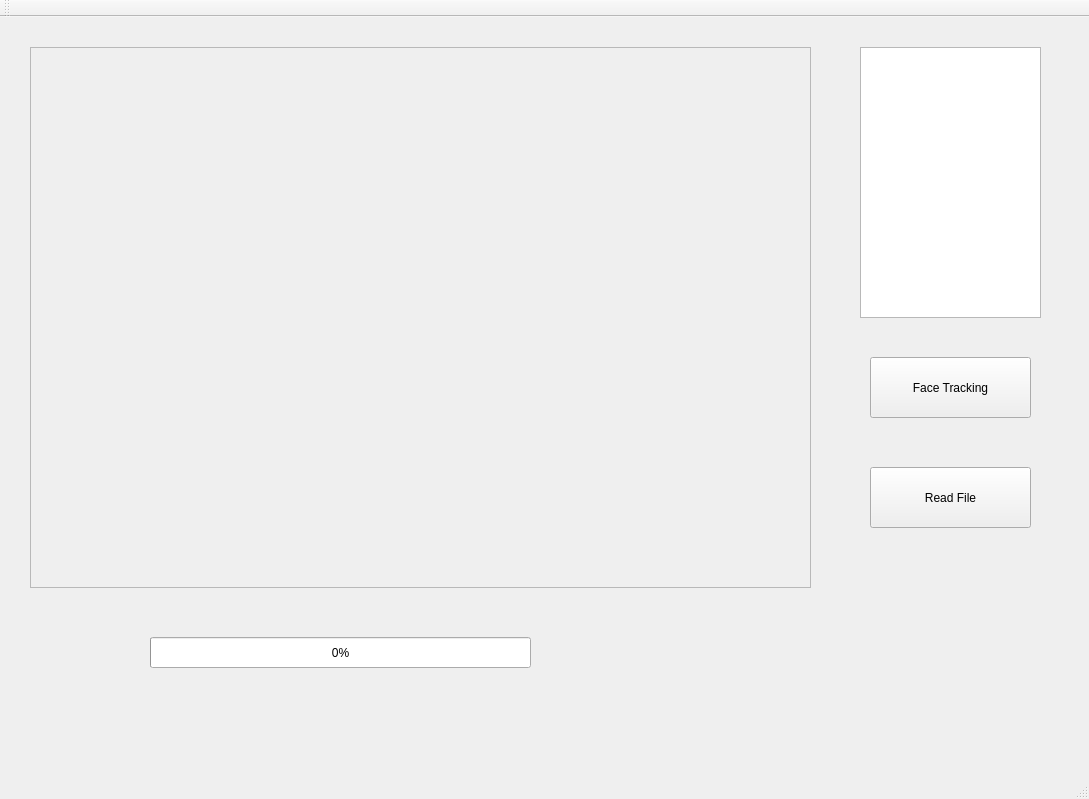
Qt form ImageViewer/mainwindow.ui (lawliet0823/ImageViewer) before a commit.
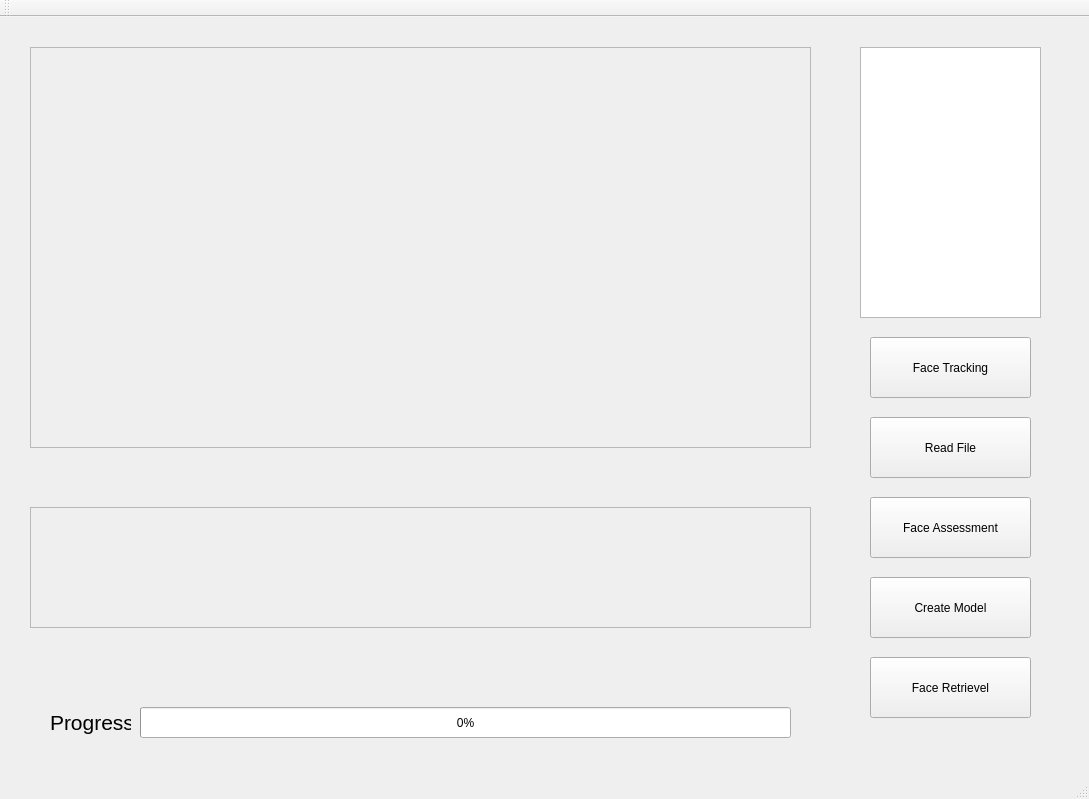
The same form after that commit.

Diff of the .ui file:
```diff
--- a/ImageViewer/mainwindow.ui
+++ b/ImageViewer/mainwindow.ui
@@ -20,7 +20,7 @@
       <x>30</x>
       <y>30</y>
       <width>781</width>
-      <height>541</height>
+      <height>401</height>
      </rect>
     </property>
     <property name="widgetResizable">
@@ -32,7 +32,7 @@
        <x>0</x>
        <y>0</y>
        <width>779</width>
-       <height>539</height>
+       <height>399</height>
       </rect>
      </property>
     </widget>
@@ -51,7 +51,7 @@
     <property name="geometry">
      <rect>
       <x>870</x>
-      <y>450</y>
+      <y>400</y>
       <width>161</width>
       <height>61</height>
      </rect>
@@ -64,7 +64,7 @@
     <property name="geometry">
      <rect>
       <x>870</x>
-      <y>340</y>
+      <y>320</y>
       <width>161</width>
       <height>61</height>
      </rect>
@@ -76,9 +76,9 @@
    <widget class="QProgressBar" name="progressBar">
     <property name="geometry">
      <rect>
-      <x>150</x>
-      <y>620</y>
-      <width>381</width>
+      <x>140</x>
+      <y>690</y>
+      <width>651</width>
       <height>31</height>
      </rect>
     </property>
@@ -86,6 +86,86 @@
      <number>0</number>
     </property>
    </widget>
+   <widget class="QPushButton" name="btnFaceSelect">
+    <property name="geometry">
+     <rect>
+      <x>870</x>
+      <y>480</y>
+      <width>161</width>
+      <height>61</height>
+     </rect>
+    </property>
+    <property name="text">
+     <string>Face Assessment</string>
+    </property>
+   </widget>
+   <widget class="QPushButton" name="btnCreateModel">
+    <property name="geometry">
+     <rect>
+      <x>870</x>
+      <y>560</y>
+      <width>161</width>
+      <height>61</height>
+     </rect>
+    </property>
+    <property name="text">
+     <string>Create Model</string>
+    </property>
+   </widget>
+   <widget class="QPushButton" name="pushButton">
+    <property name="geometry">
+     <rect>
+      <x>870</x>
+      <y>640</y>
+      <width>161</width>
+      <height>61</height>
+     </rect>
+    </property>
+    <property name="text">
+     <string>Face Retrievel</string>
+    </property>
+   </widget>
+   <widget class="QLabel" name="label">
+    <property name="geometry">
+     <rect>
+      <x>50</x>
+      <y>690</y>
+      <width>81</width>
+      <height>31</height>
+     </rect>
+    </property>
+    <property name="font">
+     <font>
+      <pointsize>16</pointsize>
+     </font>
+    </property>
+    <property name="text">
+     <string>Progress:</string>
+    </property>
+   </widget>
+   <widget class="QScrollArea" name="timeScroll">
+    <property name="geometry">
+     <rect>
+      <x>30</x>
+      <y>490</y>
+      <width>781</width>
+      <height>121</height>
+     </rect>
+    </property>
+    <property name="widgetResizable">
+     <bool>true</bool>
+    </property>
+    <widget class="QWidget" name="scrollAreaWidgetContents_2">
+     <property name="geometry">
+      <rect>
+       <x>0</x>
+       <y>0</y>
+       <width>779</width>
+       <height>119</height>
+      </rect>
+     </property>
+    </widget>
+   </widget>
   </widget>
   <widget class="QMenuBar" name="menuBar">
    <property name="geometry">
```
Left out of the diff: 2 changed lines with no effect on the pictures.
